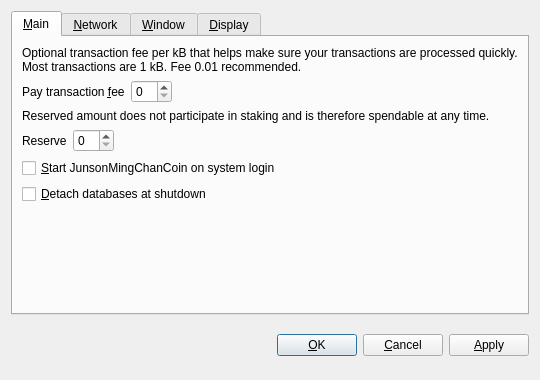
Above: src/qt/forms/optionsdialog.ui from Bayram75/404-Coin before the change. Below: the same form after it.
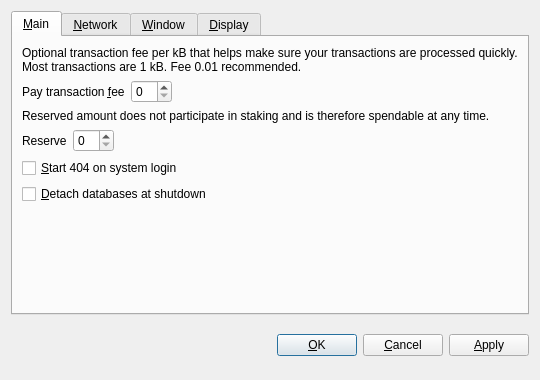
That is the form after the change. Custom widgets are drawn as their Qt base class.

Patch:
```diff
--- a/src/qt/forms/optionsdialog.ui
+++ b/src/qt/forms/optionsdialog.ui
@@ -128,7 +128,7 @@
           <string>Automatically start JunsonMingChanCoin after logging in to the system.</string>
          </property>
          <property name="text">
-          <string>&amp;Start JunsonMingChanCoin on system login</string>
+          <string>&amp;Start 404 on system login</string>
          </property>
         </widget>
        </item>
```
Left out of the diff: 10 changed lines with no effect on the pictures.
